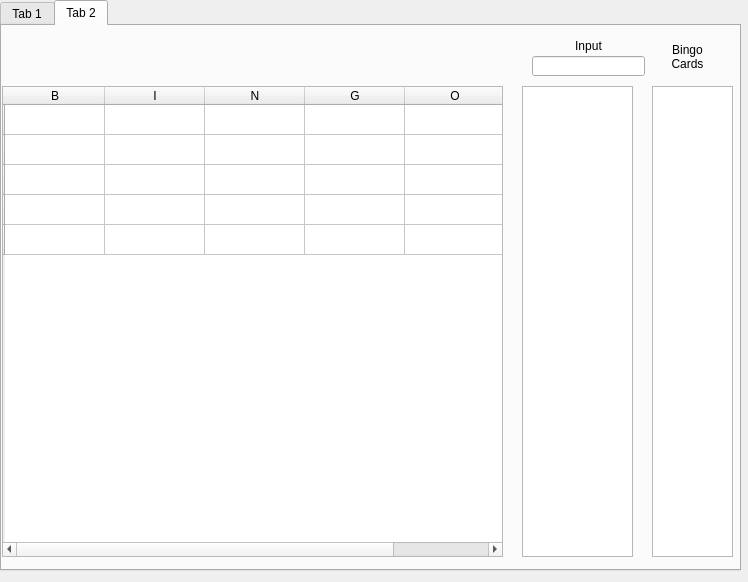
The window that gui.ui (ezra01/bingo-tracker) describes before a commit, drawn with Qt 5.
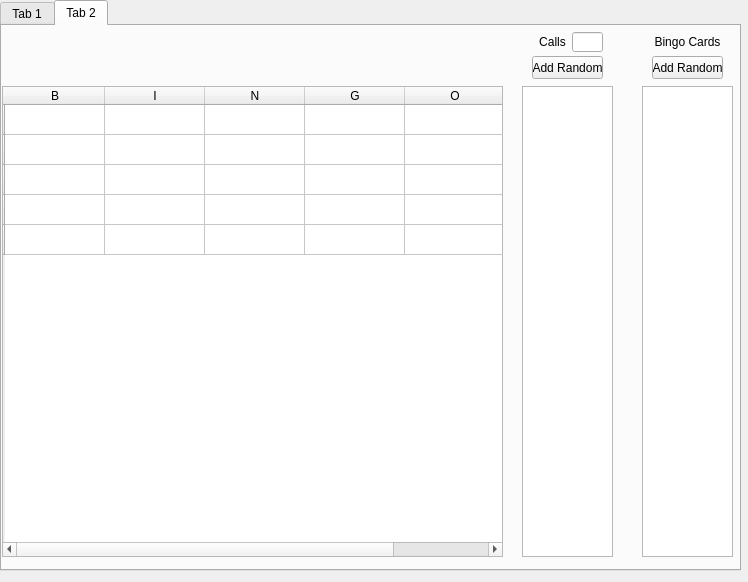
The same window after the commit. The open tabs and pages were chosen to show the change.

Commit message:
-Implemented random bingo card creation and random game calls creation. -Implemented checks and visual highlight for winning game cards. (checks on adding new cards or calls)
config.py: FIXED random
gameCard.py: Created randomize method. Fixed setWinningNumbers method (had 2 diagonal top lefts )

```diff
--- a/gui.ui
+++ b/gui.ui
@@ -129,7 +129,7 @@
       <rect>
        <x>520</x>
        <y>60</y>
-       <width>111</width>
+       <width>91</width>
        <height>471</height>
       </rect>
      </property>
@@ -137,9 +137,9 @@
     <widget class="QLineEdit" name="line_edit_calls">
      <property name="geometry">
       <rect>
-       <x>530</x>
-       <y>30</y>
-       <width>113</width>
+       <x>570</x>
+       <y>6</y>
+       <width>31</width>
        <height>20</height>
       </rect>
      </property>
@@ -147,14 +147,14 @@
     <widget class="QLabel" name="label_2">
      <property name="geometry">
       <rect>
-       <x>536</x>
-       <y>10</y>
-       <width>101</width>
-       <height>20</height>
+       <x>530</x>
+       <y>0</y>
+       <width>41</width>
+       <height>31</height>
       </rect>
      </property>
      <property name="text">
-      <string>Input</string>
+      <string>Calls</string>
      </property>
      <property name="alignment">
       <set>Qt::AlignCenter</set>
@@ -163,15 +163,14 @@
     <widget class="QLabel" name="label_3">
      <property name="geometry">
       <rect>
-       <x>660</x>
-       <y>10</y>
-       <width>51</width>
-       <height>41</height>
+       <x>650</x>
+       <y>0</y>
+       <width>71</width>
+       <height>31</height>
       </rect>
      </property>
      <property name="text">
-      <string>Bingo 
-Cards</string>
+      <string>Bingo Cards</string>
      </property>
      <property name="alignment">
       <set>Qt::AlignCenter</set>
@@ -180,9 +179,9 @@
     <widget class="QListWidget" name="card_list_widget">
      <property name="geometry">
       <rect>
-       <x>650</x>
+       <x>640</x>
        <y>60</y>
-       <width>81</width>
+       <width>91</width>
        <height>471</height>
       </rect>
      </property>
@@ -253,6 +252,32 @@
       </item>
      </layout>
     </widget>
+    <widget class="QPushButton" name="rand_card_btn">
+     <property name="geometry">
+      <rect>
+       <x>650</x>
+       <y>30</y>
+       <width>71</width>
+       <height>23</height>
+      </rect>
+     </property>
+     <property name="text">
+      <string>Add Random</string>
+     </property>
+    </widget>
+    <widget class="QPushButton" name="rand_call_btn">
+     <property name="geometry">
+      <rect>
+       <x>530</x>
+       <y>30</y>
+       <width>71</width>
+       <height>23</height>
+      </rect>
+     </property>
+     <property name="text">
+      <string>Add Random</string>
+     </property>
+    </widget>
    </widget>
   </widget>
  </widget>
```
Left out of the diff: 2 changed lines with no effect on the pictures. The commit also changes 5 other files.
